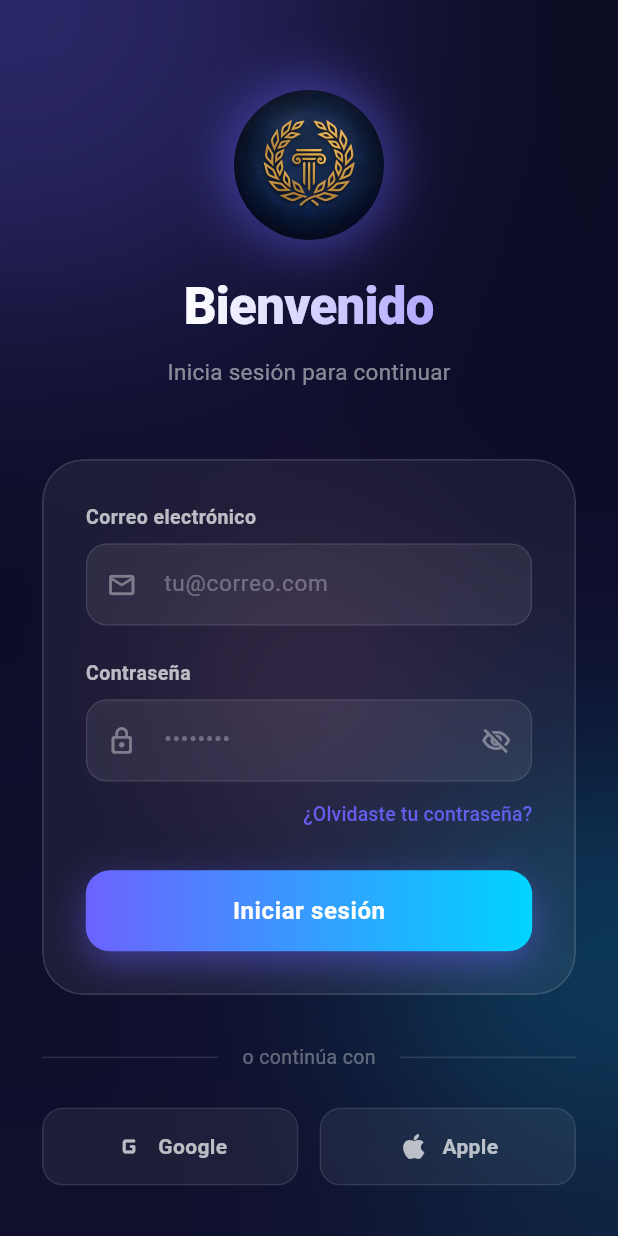
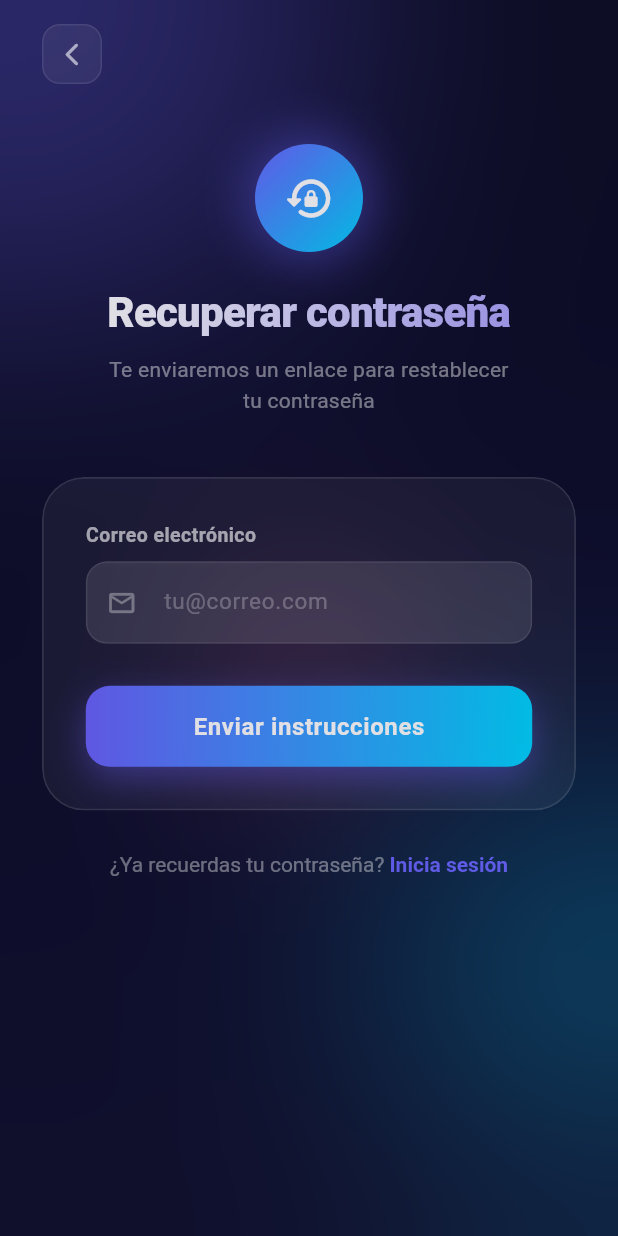
Before and after one commit to conor0mcgregor/gromy, a Flutter app: the screen it shows after launch, after a tap on "¿Olvidaste tu contraseña?", on a phone screen of 412 x 824 dp. Run offline on Flutter 3.47's test engine with Material 3 defaults, Android fonts, the phone set to English and light mode, and no system bars; our stand-ins replace cloud_firestore, cloud_functions, firebase_auth, firebase_core, firebase_messaging, firebase_storage and 9 more; accounts and stored records are empty.

Commit message:
Implementación HU-55 Recuperar contraseña

```diff
--- a/lib/features/auth/data/repositories/auth_repository.dart
+++ b/lib/features/auth/data/repositories/auth_repository.dart
@@ -20,4 +20,10 @@ abstract interface class AuthRepository {
 
   /// Cierra la sesión del usuario actual.
   Future<void> signOut();
+
+  /// Solicita un correo de recuperación de contraseña para [email].
+  ///
+  /// Siempre devuelve [AuthSuccess] independientemente de si el correo existe
+  /// en el sistema, para no revelar información de enumeración de cuentas.
+  Future<AuthSuccess> sendPasswordResetEmail(String email);
 }
--- /dev/null
+++ b/lib/features/auth/presentation/screens/forgot_password_screen.dart
@@ -0,0 +1,502 @@
+import 'dart:ui';
+
+import 'package:flutter/material.dart';
+
+import '../../../../core/widgets/field_label.dart';
+import '../../../../core/widgets/glass_text_field.dart';
+import '../../../../core/widgets/glow_orb.dart';
+import '../controllers/auth_controller.dart';
+
+class ForgotPasswordScreen extends StatefulWidget {
+  const ForgotPasswordScreen({super.key, this.authController});
+
+  final AuthController? authController;
+
+  @override
+  State<ForgotPasswordScreen> createState() => _ForgotPasswordScreenState();
+}
+
+class _ForgotPasswordScreenState extends State<ForgotPasswordScreen>
+    with TickerProviderStateMixin {
+  final _emailController = TextEditingController();
+
+  late final AuthController _authController;
+  late final bool _ownsAuthController;
+
+  /// `false` = formulario activo · `true` = enviado con éxito
+  bool _submitted = false;
+  String? _emailError;
+
+  bool get _isLoading => _authController.isLoading;
+
+  late final AnimationController _fadeController;
+  late final AnimationController _slideController;
+  late final Animation<double> _fadeAnimation;
+  late final Animation<Offset> _slideAnimation;
+
+  @override
+  void initState() {
+    super.initState();
+    _ownsAuthController = widget.authController == null;
+    _authController = widget.authController ?? AuthController();
+    _authController.addListener(_onControllerChange);
+
+    _fadeController = AnimationController(
+      duration: const Duration(milliseconds: 1200),
+      vsync: this,
+    );
+    _slideController = AnimationController(
+      duration: const Duration(milliseconds: 1000),
+      vsync: this,
+    );
+
+    _fadeAnimation = CurvedAnimation(
+      parent: _fadeController,
+      curve: Curves.easeIn,
+    );
+    _slideAnimation =
+        Tween<Offset>(begin: const Offset(0, 0.3), end: Offset.zero).animate(
+          CurvedAnimation(
+            parent: _slideController,
+            curve: Curves.easeOutCubic,
+          ),
+        );
+
+    _fadeController.forward();
+    _slideController.forward();
+  }
+
+  @override
+  void dispose() {
+    _authController.removeListener(_onControllerChange);
+    _fadeController.dispose();
+    _slideController.dispose();
+    _emailController.dispose();
+    if (_ownsAuthController) _authController.dispose();
+    super.dispose();
+  }
+
+  void _onControllerChange() {
+    if (mounted) setState(() {});
+  }
+
+  // ── Validación ──────────────────────────────────────────────────────────────
+
+  bool _validateEmail() {
+    final email = _emailController.text.trim();
+    if (email.isEmpty) {
+      setState(() => _emailError = 'El correo es obligatorio.');
+      return false;
+    }
+    final emailRegex = RegExp(r'^[^@\s]+@[^@\s]+\.[^@\s]+$');
+    if (!emailRegex.hasMatch(email)) {
+      setState(() => _emailError = 'Introduce un correo válido.');
+      return false;
+    }
+    setState(() => _emailError = null);
+    return true;
+  }
+
+  // ── Submit ──────────────────────────────────────────────────────────────────
+
+  Future<void> _handleSubmit() async {
+    if (!_validateEmail()) return;
+    if (_isLoading) return;
+
+    await _authController.sendPasswordResetEmail(_emailController.text.trim());
+
+    if (!mounted) return;
+    setState(() => _submitted = true);
+  }
+
+  // ── Reintentar ──────────────────────────────────────────────────────────────
+
+  void _handleRetry() {
+    setState(() {
+      _submitted = false;
+      _emailController.clear();
+      _emailError = null;
+    });
+  }
+
+  // ── Helpers UI ──────────────────────────────────────────────────────────────
+
+  Widget _buildBackground() {
+    return Stack(
+      fit: StackFit.expand,
+      children: [
+        Container(
+          decoration: const BoxDecoration(
+            gradient: LinearGradient(
+              begin: Alignment.topLeft,
+              end: Alignment.bottomRight,
+              colors: [
+                Color(0xFF0A0A1A),
+                Color(0xFF0D0D2B),
+                Color(0xFF12122E),
+              ],
+            ),
+          ),
+        ),
+        Positioned(
+          top: -80,
+          left: -60,
+          child: GlowOrb(
+            color: const Color(0xFF6C63FF).withValues(alpha: 0.35),
+            size: 280,
+          ),
+        ),
+        Positioned(
+          bottom: 60,
+          right: -80,
+          child: GlowOrb(
+            color: const Color(0xFF00D4FF).withValues(alpha: 0.25),
+            size: 240,
+          ),
+        ),
+        Positioned(
+          top: MediaQuery.of(context).size.height * 0.45,
+          left: MediaQuery.of(context).size.width * 0.3,
+          child: GlowOrb(
+            color: const Color(0xFFFF6B9D).withValues(alpha: 0.15),
+            size: 160,
+          ),
+        ),
+      ],
+    );
+  }
+
+  Widget _buildCard({required Widget child}) {
+    return ClipRRect(
+      borderRadius: BorderRadius.circular(28),
+      child: BackdropFilter(
+        filter: ImageFilter.blur(sigmaX: 16, sigmaY: 16),
+        child: Container(
+          padding: const EdgeInsets.all(28),
+          decoration: BoxDecoration(
+            color: Colors.white.withValues(alpha: 0.06),
+            borderRadius: BorderRadius.circular(28),
+            border: Border.all(
+              color: Colors.white.withValues(alpha: 0.12),
+              width: 1.2,
+            ),
+          ),
+          child: child,
+        ),
+      ),
+    );
+  }
+
+  Widget _buildGradientButton({
+    required String label,
+    required VoidCallback? onPressed,
+    bool showSpinner = false,
+  }) {
+    return SizedBox(
+      width: double.infinity,
+      height: 54,
+      child: DecoratedBox(
+        decoration: BoxDecoration(
+          gradient: const LinearGradient(
+            colors: [Color(0xFF6C63FF), Color(0xFF00D4FF)],
+          ),
+          borderRadius: BorderRadius.circular(16),
+          boxShadow: [
+            BoxShadow(
+              color: const Color(0xFF6C63FF).withValues(alpha: 0.45),
+              blurRadius: 20,
+              offset: const Offset(0, 8),
+            ),
+          ],
+        ),
+        child: ElevatedButton(
+          onPressed: onPressed,
+          style: ElevatedButton.styleFrom(
+            backgroundColor: Colors.transparent,
+            shadowColor: Colors.transparent,
+            shape: RoundedRectangleBorder(
+              borderRadius: BorderRadius.circular(16),
+            ),
+          ),
+          child: showSpinner
+              ? const SizedBox(
+                  width: 22,
+                  height: 22,
+                  child: CircularProgressIndicator(
+                    strokeWidth: 2.5,
+                    color: Colors.white,
+                  ),
+                )
+              : Text(
+                  label,
+                  style: const TextStyle(
+                    fontSize: 16,
+                    fontWeight: FontWeight.w700,
+                    letterSpacing: 0.4,
+                    color: Colors.white,
+                  ),
+                ),
+        ),
+      ),
+    );
+  }
+
+  // ── Formulario ──────────────────────────────────────────────────────────────
+
+  Widget _buildForm() {
+    return _buildCard(
+      child: Column(
+        crossAxisAlignment: CrossAxisAlignment.start,
+        children: [
+          const FieldLabel(label: 'Correo electrónico'),
+          const SizedBox(height: 8),
+          GlassTextField(
+            controller: _emailController,
+            hint: 'tu@correo.com',
+            icon: Icons.email_outlined,
+            keyboardType: TextInputType.emailAddress,
+            errorText: _emailError,
+            enabled: !_isLoading,
+            onChanged: (_) {
+              if (_emailError != null) setState(() => _emailError = null);
+            },
+          ),
+          const SizedBox(height: 28),
+          _buildGradientButton(
+            label: 'Enviar instrucciones',
+            onPressed: _isLoading ? null : _handleSubmit,
+            showSpinner: _isLoading,
+          ),
+        ],
+      ),
+    );
+  }
+
+  // ── Confirmación ────────────────────────────────────────────────────────────
+
+  Widget _buildConfirmation() {
+    return _buildCard(
+      child: Column(
+        children: [
+          Container(
+            width: 64,
+            height: 64,
+            decoration: BoxDecoration(
+              shape: BoxShape.circle,
+              gradient: const LinearGradient(
+                colors: [Color(0xFF6C63FF), Color(0xFF00D4FF)],
+              ),
+              boxShadow: [
+                BoxShadow(
+                  color: const Color(0xFF6C63FF).withValues(alpha: 0.4),
+                  blurRadius: 20,
+                  spreadRadius: 2,
+                ),
+              ],
+            ),
+            child: const Icon(
+              Icons.mark_email_read_outlined,
+              color: Colors.white,
+              size: 30,
+            ),
+          ),
+          const SizedBox(height: 20),
+          const Text(
+            'Revisa tu correo',
+            style: TextStyle(
+              fontSize: 20,
+              fontWeight: FontWeight.w800,
+              color: Colors.white,
+              letterSpacing: -0.3,
+            ),
+          ),
+          const SizedBox(height: 12),
+          Text(
+            'Si existe una cuenta con ese correo, recibirás las instrucciones para restablecer tu contraseña.',
+            textAlign: TextAlign.center,
+            style: TextStyle(
+              fontSize: 14,
+              color: Colors.white.withValues(alpha: 0.6),
+              height: 1.5,
+            ),
+          ),
+          const SizedBox(height: 28),
+          _buildGradientButton(
+            label: 'Enviar de nuevo',
+            onPressed: _handleRetry,
+          ),
+        ],
+      ),
+    );
+  }
+
+  // ── Build ───────────────────────────────────────────────────────────────────
+
+  @override
+  Widget build(BuildContext context) {
+    return Scaffold(
+      body: Stack(
+        fit: StackFit.expand,
+        children: [
+          _buildBackground(),
+          SafeArea(
+            child: FadeTransition(
+              opacity: _fadeAnimation,
+              child: SlideTransition(
+                position: _slideAnimation,
+                child: SingleChildScrollView(
+                  padding: const EdgeInsets.symmetric(horizontal: 28),
+                  child: Column(
+                    crossAxisAlignment: CrossAxisAlignment.start,
+                    children: [
+                      const SizedBox(height: 16),
+
+                      // ── Botón volver ──────────────────────────────────────
+                      GestureDetector(
+                        onTap: () => Navigator.pop(context),
+                        child: Container(
+                          padding: const EdgeInsets.all(10),
+                          decoration: BoxDecoration(
+                            color: Colors.white.withValues(alpha: 0.07),
+                            borderRadius: BorderRadius.circular(12),
+                            border: Border.all(
+                              color: Colors.white.withValues(alpha: 0.1),
+                            ),
+                          ),
+                          child: const Icon(
+                            Icons.arrow_back_ios_new_rounded,
+                            color: Colors.white70,
+                            size: 18,
+                          ),
+                        ),
+                      ),
+
+                      const SizedBox(height: 40),
+
+                      // ── Encabezado ────────────────────────────────────────
+                      Center(
+                        child: Column(
+                          children: [
+                            Container(
+                              width: 72,
+                              height: 72,
+                              decoration: BoxDecoration(
+                                shape: BoxShape.circle,
+                                gradient: const LinearGradient(
+                                  begin: Alignment.topLeft,
+                                  end: Alignment.bottomRight,
+                                  colors: [
+                                    Color(0xFF6C63FF),
+                                    Color(0xFF00D4FF),
+                                  ],
+                                ),
+                                boxShadow: [
+                                  BoxShadow(
+                                    color: const Color(
+                                      0xFF6C63FF,
+                                    ).withValues(alpha: 0.5),
+                                    blurRadius: 30,
+                                    spreadRadius: 5,
+                                  ),
+                                ],
+                              ),
+                              child: const Icon(
+                                Icons.lock_reset_rounded,
+                                color: Colors.white,
+                                size: 34,
+                              ),
+                            ),
+                            const SizedBox(height: 20),
+                            ShaderMask(
+                              shaderCallback: (bounds) =>
+                                  const LinearGradient(
+                                    colors: [
+                                      Color(0xFFFFFFFF),
+                                      Color(0xFFB0A8FF),
+                                    ],
+                                  ).createShader(bounds),
+                              child: const Text(
+                                'Recuperar contraseña',
+                                style: TextStyle(
+                                  fontSize: 28,
+                                  fontWeight: FontWeight.w800,
+                                  color: Colors.white,
+                                  letterSpacing: -0.5,
+                                ),
+                              ),
+                            ),
+                            const SizedBox(height: 8),
+                            Text(
+                              'Te enviaremos un enlace para restablecer\ntu contraseña',
+                              textAlign: TextAlign.center,
+                              style: TextStyle(
+                                fontSize: 14,
+                                color: Colors.white.withValues(alpha: 0.5),
+                                letterSpacing: 0.2,
+                                height: 1.5,
+                              ),
+                            ),
+                          ],
+                        ),
+                      ),
+
+                      const SizedBox(height: 40),
+
+                      // ── Tarjeta principal ─────────────────────────────────
+                      AnimatedSwitcher(
+                        duration: const Duration(milliseconds: 400),
+                        switchInCurve: Curves.easeOut,
+                        switchOutCurve: Curves.easeIn,
+                        child: _submitted
+                            ? KeyedSubtree(
+                                key: const ValueKey('confirmation'),
+                                child: _buildConfirmation(),
+                              )
+                            : KeyedSubtree(
+                                key: const ValueKey('form'),
+                                child: _buildForm(),
+                              ),
+                      ),
+
+                      const SizedBox(height: 28),
+
+                      // ── Enlace volver al login ─────────────────────────────
+                      Center(
+                        child: GestureDetector(
+                          onTap: () => Navigator.pop(context),
+                          child: RichText(
+                            text: TextSpan(
+                              children: [
+                                TextSpan(
+                                  text: '¿Ya recuerdas tu contraseña? ',
+                                  style: TextStyle(
+                                    color: Colors.white.withValues(alpha: 0.45),
+                                    fontSize: 14,
+                                  ),
+                                ),
+                                const TextSpan(
+                                  text: 'Inicia sesión',
+                                  style: TextStyle(
+                                    color: Color(0xFF6C63FF),
+                                    fontSize: 14,
+                                    fontWeight: FontWeight.w700,
+                                  ),
+                                ),
+                              ],
+                            ),
+                          ),
+                        ),
+                      ),
+
+                      const SizedBox(height: 32),
+                    ],
+                  ),
+                ),
+              ),
+            ),
+          ),
+        ],
+      ),
+    );
+  }
+}
--- a/lib/features/auth/presentation/screens/login_screen.dart
+++ b/lib/features/auth/presentation/screens/login_screen.dart
@@ -1,6 +1,7 @@
 import 'dart:ui';
 
 import 'package:flutter/material.dart';
+import 'package:gromy/features/auth/presentation/screens/forgot_password_screen.dart';
 import 'package:gromy/features/auth/presentation/screens/register_screen.dart';
 
 import '../controllers/auth_controller.dart';
@@ -300,7 +301,13 @@ class _LoginScreenState extends State<LoginScreen>
                                 Align(
                                   alignment: Alignment.centerRight,
                                   child: TextButton(
-                                    onPressed: () {},
+                                    onPressed: () => Navigator.push(
+                                      context,
+                                      MaterialPageRoute(
+                                        builder: (_) =>
+                                            const ForgotPasswordScreen(),
+                                      ),
+                                    ),
                                     style: TextButton.styleFrom(
                                       padding: EdgeInsets.zero,
                                       minimumSize: Size.zero,
```
Also changed, not shown: lib/features/auth/data/services/firebase_auth_service.dart (+15 -0 lines), lib/features/auth/presentation/controllers/auth_controller.dart (+19 -0 lines), pubspec.lock, 2 other files.
